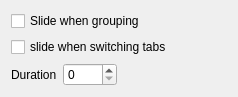
First picture: the form in effects/_test/slidetabs/slidetabs_config.ui, repository KDE/kwin, before the edit.
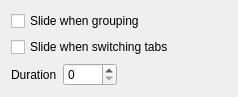
Second picture: the form after the edit.

Commit message: Fixed typo (missing capital letter) reported by marce.  Will introduce one new string tomorrow.

The edit to the form file:
```diff
--- a/effects/_test/slidetabs/slidetabs_config.ui
+++ b/effects/_test/slidetabs/slidetabs_config.ui
@@ -21,7 +21,7 @@
    <item>
     <widget class="QCheckBox" name="switching">
      <property name="text">
-      <string>slide when switching tabs</string>
+      <string>Slide when switching tabs</string>
      </property>
     </widget>
    </item>
```
